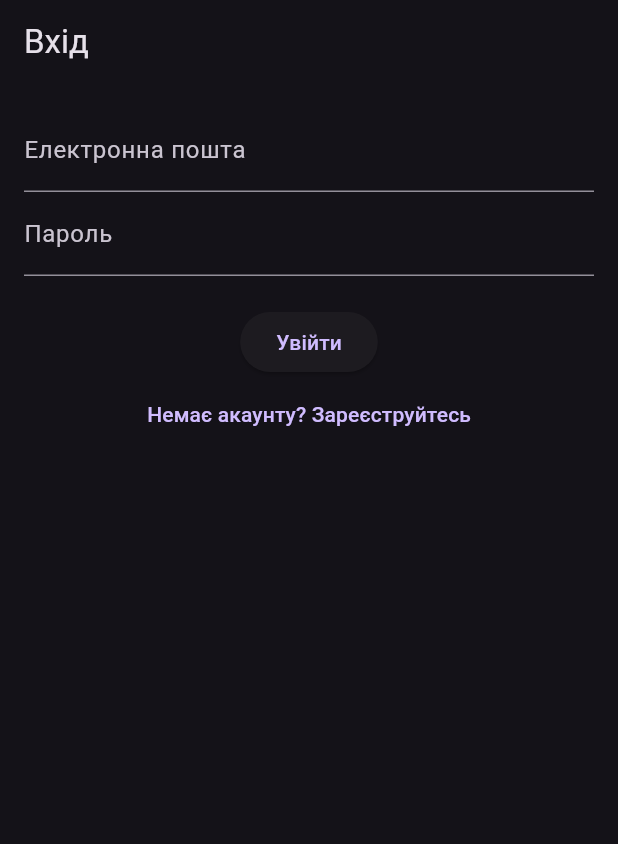
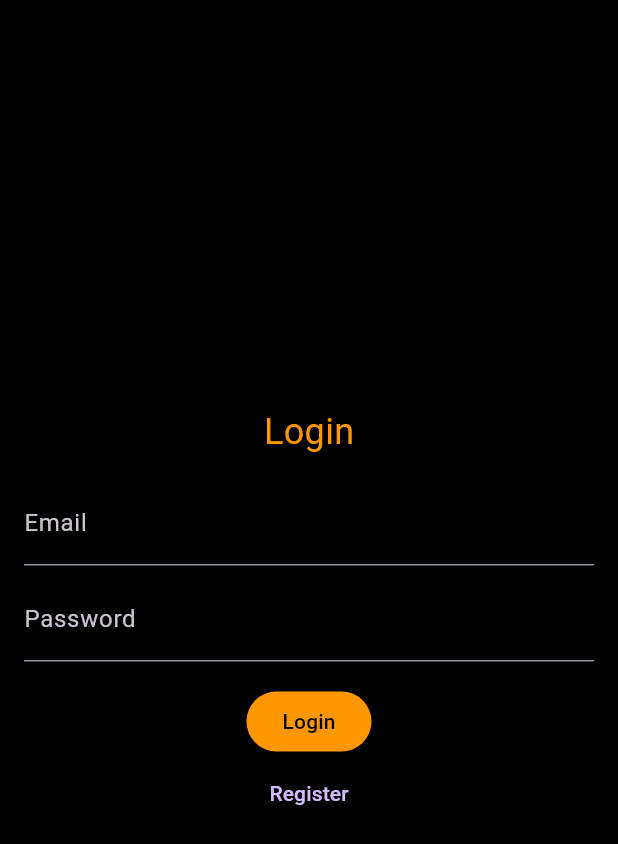
Before and after one commit to MariaMashkovska/mobile_android_labs, a Flutter app: the screen it shows after launch, on a phone screen of 412 x 824 dp. Shown: the top 844 px of the screen. Run offline on Flutter 3.47's test engine with Material 3 defaults, Android fonts, the phone set to English and light mode, and no system bars; our stand-ins replace bloc, connectivity_plus, flutter_bloc, shared_preferences, table_calendar; missing offline and left inert: mqtt_client; accounts and stored records are empty.

Commit message:
Forgot to add 6 lab sorry(

```diff
--- a/lib/main.dart
+++ b/lib/main.dart
@@ -1,41 +1,78 @@
 import 'package:flutter/material.dart';
+import 'package:flutter_bloc/flutter_bloc.dart';
+import 'package:mobile_android/data/datasources/user_local_data_source_impl.dart';
+import 'package:mobile_android/data/repositories/auth_repository_impl.dart';
+import 'package:mobile_android/presentation/cubit/connectivity_cubit.dart';
+import 'package:mobile_android/presentation/providers/auth_provider.dart';
+import 'package:mobile_android/presentation/providers/noise_provider.dart';
+import 'package:mobile_android/presentation/screens/calendar/calendar_screen.dart';
+import 'package:mobile_android/presentation/screens/home/home_screen.dart';
+import 'package:mobile_android/presentation/screens/login/login_screen.dart';
+import 'package:mobile_android/presentation/screens/profile/profile_screen.dart';
+import 'package:mobile_android/presentation/screens/register/register_screen.dart';
+import 'package:provider/provider.dart';
 import 'package:shared_preferences/shared_preferences.dart';
-import 'screens/login_screen.dart';
-import 'screens/register_screen.dart';
-import 'screens/home_screen.dart';
-import 'screens/profile_screen.dart';
-import 'services/shared_prefs_user_service.dart';
 
 void main() async {
   WidgetsFlutterBinding.ensureInitialized();
+
   final prefs = await SharedPreferences.getInstance();
-  final userService = SharedPrefsUserService(prefs);
-  final isLoggedIn = await userService.isLoggedIn();
+  final localDataSource = UserLocalDataSourceImpl(prefs: prefs);
+  final authRepo = AuthRepositoryImpl(localDataSource: localDataSource);
+  final authProvider = AuthProvider(authRepo);
+  await authProvider.loadUser();
 
-  runApp(MyApp(initialRoute: isLoggedIn ? '/home' : '/login', userService: userService));
+  runApp(
+    MultiProvider(
+      providers: [
+        ChangeNotifierProvider(create: (_) => authProvider),
+        ChangeNotifierProvider(create: (_) => NoiseProvider()),
+      ],
+      child: BlocProvider(
+        create: (_) => ConnectivityCubit(),
+        child: const MyApp(),
+      ),
+    ),
+  );
 }
 
 class MyApp extends StatelessWidget {
-  final String initialRoute;
-  final SharedPrefsUserService userService;
-
-  const MyApp({super.key, required this.initialRoute, required this.userService});
+  const MyApp({super.key});
 
   @override
   Widget build(BuildContext context) {
+    final auth = Provider.of<AuthProvider>(context);
+    final initialRoute = auth.isLoggedIn ? '/home' : '/login';
+
     return MaterialApp(
-      title: 'User App',
       debugShowCheckedModeBanner: false,
-      theme: ThemeData(
-        brightness: Brightness.dark,
-        primarySwatch: Colors.orange,
+      theme: ThemeData.dark().copyWith(
+        primaryColor: Colors.orange,
+        scaffoldBackgroundColor: Colors.black,
+        appBarTheme: const AppBarTheme(
+          backgroundColor: Colors.orange,
+          titleTextStyle: TextStyle(color: Colors.black, fontSize: 20),
+          iconTheme: IconThemeData(color: Colors.black),
+        ),
+        elevatedButtonTheme: ElevatedButtonThemeData(
+          style: ElevatedButton.styleFrom(
+            backgroundColor: Colors.orange,
+            foregroundColor: Colors.black,
+          ),
+        ),
+        textTheme: const TextTheme(
+          bodyLarge: TextStyle(color: Colors.orange),
+          bodyMedium: TextStyle(color: Colors.orange),
+          titleLarge: TextStyle(color: Colors.orange),
+        ),
       ),
       initialRoute: initialRoute,
       routes: {
-        '/login': (context) => LoginScreen(userService: userService),
-        '/register': (context) => RegisterScreen(userService: userService),
-        '/profile': (context) => ProfileScreen(userService: userService),
-        '/home': (context) => HomeScreen(userService: userService),
+        '/login': (context) => const LoginScreen(),
+        '/register': (context) => const RegisterScreen(),
+        '/home': (context) => const HomeScreen(),
+        '/profile': (context) => const ProfileScreen(),
+        '/calendar': (context) => const CalendarScreen(),
       },
     );
   }
--- a/lib/models/user.dart
+++ /dev/null
@@ -1,31 +0,0 @@
-class User {
-  final String name;
-  final String email;
-  final String password;
-  final String dob;
-
-  User({
-    required this.name,
-    required this.email,
-    required this.password,
-    required this.dob,
-  });
-
-  Map<String, String> toMap() {
-    return {
-      'name': name,
-      'email': email,
-      'password': password,
-      'dob': dob,
-    };
-  }
-
-  factory User.fromMap(Map<String, String> map) {
-    return User(
-      name: map['name'] ?? '',
-      email: map['email'] ?? '',
-      password: map['password'] ?? '',
-      dob: map['dob'] ?? '',
-    );
-  }
-}
--- a/lib/screens/login_screen.dart
+++ /dev/null
@@ -1,94 +0,0 @@
-import 'package:flutter/material.dart';
-import '../services/shared_prefs_user_service.dart';
-
-class LoginScreen extends StatefulWidget {
-  final SharedPrefsUserService userService;
-
-  const LoginScreen({Key? key, required this.userService}) : super(key: key);
-
-  @override
-  _LoginScreenState createState() => _LoginScreenState();
-}
-
-class _LoginScreenState extends State<LoginScreen> {
-  final GlobalKey<FormState> _formKey = GlobalKey<FormState>();
-  final TextEditingController _emailController = TextEditingController();
-  final TextEditingController _passwordController = TextEditingController();
-  String _loginError = '';
-
-  void _login() async {
-    if (_formKey.currentState!.validate()) {
-      bool success = await widget.userService.loginUser(
-        _emailController.text.trim(),
-        _passwordController.text.trim(),
-      );
-
-      if (success) {
-        Navigator.pushReplacementNamed(context, '/home');
-      } else {
-        setState(() {
-          _loginError = 'Невірна електронна пошта або пароль';
-        });
-      }
-    }
-  }
-
-  @override
-  Widget build(BuildContext context) {
-    return Scaffold(
-      appBar: AppBar(title: Text('Вхід')),
-      body: Padding(
-        padding: const EdgeInsets.all(16.0),
-        child: Form(
-          key: _formKey,
-          child: Column(
-            children: [
-              TextFormField(
-                controller: _emailController,
-                decoration: InputDecoration(labelText: 'Електронна пошта'),
-                validator: (value) {
-                  if (value == null || value.isEmpty) {
-                    return 'Введіть електронну пошту';
-                  } else if (!RegExp(r'^[\w\-\.]+@lala\$').hasMatch(value.trim())) {
-                    return 'Пошта має бути у форматі example@lala';
-                  }
-                  return null;
-                },
-              ),
-              TextFormField(
-                controller: _passwordController,
-                decoration: InputDecoration(labelText: 'Пароль'),
-                obscureText: true,
-                validator: (value) {
-                  if (value == null || value.length < 6) {
-                    return 'Пароль має містити щонайменше 6 символів';
-                  }
-                  return null;
-                },
-              ),
-              if (_loginError.isNotEmpty)
-                Padding(
-                  padding: const EdgeInsets.only(top: 8.0),
-                  child: Text(
-                    _loginError,
-                    style: TextStyle(color: Colors.red),
-                  ),
-                ),
-              SizedBox(height: 20),
-              ElevatedButton(
-                onPressed: _login,
-                child: Text('Увійти'),
-              ),
-              TextButton(
-                onPressed: () {
-                  Navigator.pushNamed(context, '/register');
-                },
-                child: Text('Немає акаунту? Зареєструйтесь'),
-              ),
-            ],
-          ),
-        ),
-      ),
-    );
-  }
-}
```
Also changed, not shown: analysis_options.yaml (+40 -24 lines), lib/screens/calendar_screen.dart (deleted, +0 -47 lines), lib/screens/home_screen.dart (deleted, +0 -34 lines), lib/screens/profile_screen.dart (deleted, +0 -81 lines), lib/screens/register_screen.dart (deleted, +0 -98 lines), lib/services/shared_prefs_user_service.dart (deleted, +0 -76 lines), lib/services/user_service.dart (deleted, +0 -11 lines), pubspec.yaml (+8 -70 lines), pubspec.lock, 70 other files.
